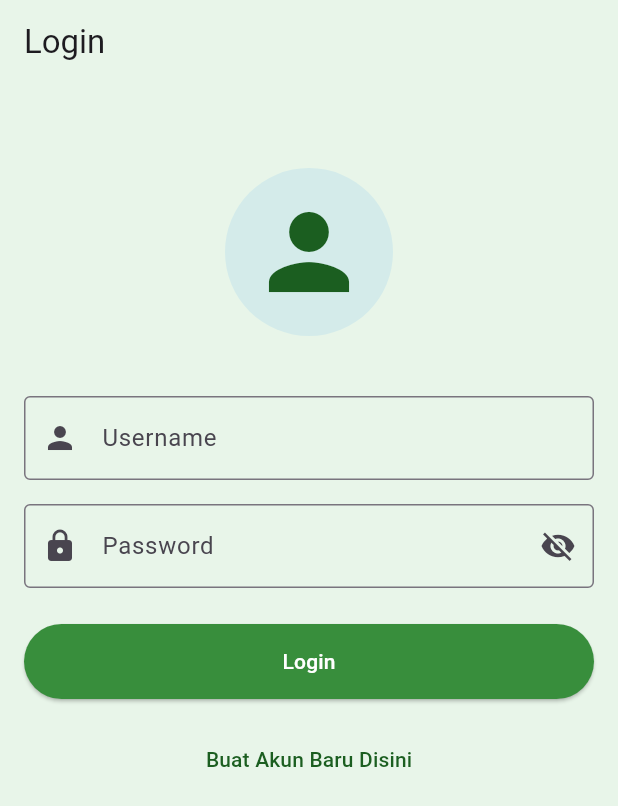
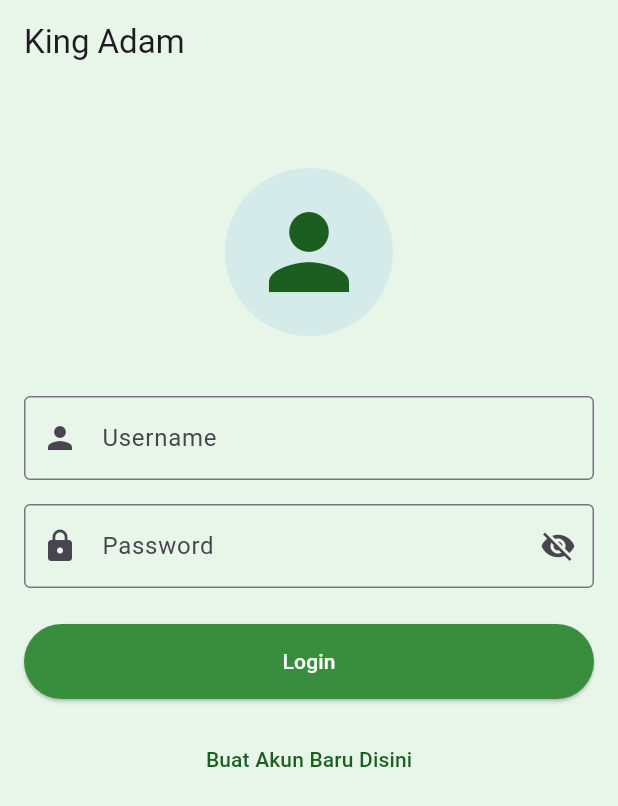
Before and after one commit to ThisIsCogil/tugas_navbar, a Flutter app: the screen it shows after launch, on a phone screen of 412 x 824 dp. Shown: the top 806 px of the screen. Run offline on Flutter 3.47's test engine with Material 3 defaults, Android fonts, the phone set to English and light mode, and no system bars; our stand-ins replace shared_preferences.

Commit message:
ganti nama

```diff
--- a/lib/login.dart
+++ b/lib/login.dart
@@ -42,7 +42,7 @@ class _LoginPageState extends State<LoginPage> {
   Widget build(BuildContext context) {
     return Scaffold(
       appBar: AppBar(
-        title: const Text('Login'),
+        title: const Text('King Adam'),
         backgroundColor: Colors.green[50],
       ),
       backgroundColor: Colors.green[50],
```
